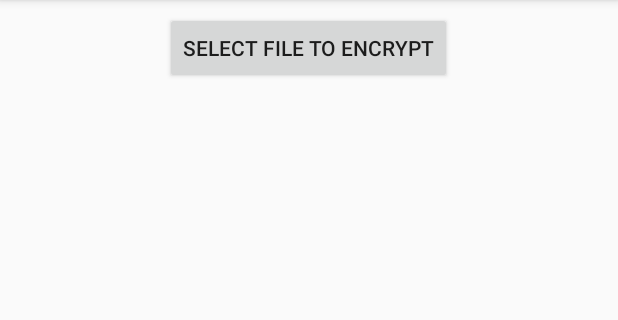
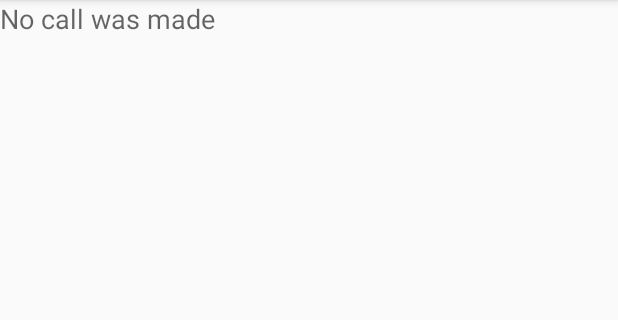
Before and after one commit to droidstealth/droid-stealth, an Android app: the screen it shows after launch (HomeActivity), with the options menu open, on a phone screen of 412 x 824 dp, the part 84-404 px from its top. Run offline under Robolectric (Android 15) with nearby library versions, the phone set to English and light mode, and no system bars; 2 statements that could not run were skipped.

Commit message:
Create StealthDialReceiver.java to receive phonecalls and intercept those starting with #555 Extend StealthDialerFragment.java to display the phone number if it gets created through this intent. Change HomeActivity.java to always open the stealth Dialer Fragment. Change manifest for right intents and receiver filters

```diff
--- a/AndroidStealth/src/main/java/com/stealth/android/HomeActivity.java
+++ b/AndroidStealth/src/main/java/com/stealth/android/HomeActivity.java
@@ -1,24 +1,23 @@
 package com.stealth.android;
 
 import android.app.Activity;
-import android.support.v7.app.ActionBarActivity;
-import android.support.v7.app.ActionBar;
+import android.content.Intent;
+import android.net.Uri;
+import android.os.Bundle;
 import android.support.v4.app.Fragment;
 import android.support.v4.app.FragmentManager;
-import android.content.Context;
-import android.os.Build;
-import android.os.Bundle;
-import android.view.Gravity;
+import android.support.v4.widget.DrawerLayout;
+import android.support.v7.app.ActionBar;
+import android.support.v7.app.ActionBarActivity;
+import android.util.Log;
 import android.view.LayoutInflater;
 import android.view.Menu;
 import android.view.MenuItem;
 import android.view.View;
 import android.view.ViewGroup;
-import android.support.v4.widget.DrawerLayout;
-import android.widget.ArrayAdapter;
 import android.widget.TextView;
 
-import spikes.filepicker.FilePickerFragment;
+import spikes.stealthdialer.StealthDialerFragment;
 
 public class HomeActivity extends ActionBarActivity
         implements NavigationDrawerFragment.NavigationDrawerCallbacks {
@@ -32,6 +31,7 @@ public class HomeActivity extends ActionBarActivity
      * Used to store the last screen title. For use in {@link #restoreActionBar()}.
      */
     private CharSequence mTitle;
+    private java.lang.String stealth_number;
 
     @Override
     protected void onCreate(Bundle savedInstanceState) {
@@ -46,6 +46,23 @@ public class HomeActivity extends ActionBarActivity
         mNavigationDrawerFragment.setUp(
                 R.id.navigation_drawer,
                 (DrawerLayout) findViewById(R.id.drawer_layout));
+
+        stealth_number = "";
+    }
+
+    @Override
+    protected void onStart() {
+        super.onStart();
+
+        // Get the intent that started this activity
+        Intent intent = getIntent();
+        Uri data = intent.getData();
+        Log.w("StealthHome", intent.toString());
+        Log.w("StealthHome", intent.getAction());
+
+        if (intent.getAction().equals("stealth.call") ) {
+            stealth_number = intent.getStringExtra(Intent.EXTRA_PHONE_NUMBER);
+        }
     }
 
     @Override
@@ -53,7 +70,7 @@ public class HomeActivity extends ActionBarActivity
         // update the main content by replacing fragments
         FragmentManager fragmentManager = getSupportFragmentManager();
         fragmentManager.beginTransaction()
-                .replace(R.id.container, new FilePickerFragment())
+                .replace(R.id.container, new StealthDialerFragment(stealth_number))
                 .commit();
     }
 
--- /dev/null
+++ b/AndroidStealth/src/main/java/spikes/stealthdialer/StealthDialerFragment.java
@@ -0,0 +1,43 @@
+package spikes.stealthdialer;
+
+import android.os.Bundle;
+import android.support.v4.app.Fragment;
+import android.util.Log;
+import android.view.LayoutInflater;
+import android.view.View;
+import android.view.ViewGroup;
+import android.widget.TextView;
+
+import com.stealth.android.R;
+
+/**
+ * Provides an example implementation of the intercepting calls and keeping the call history clean.
+ * Created by Zim on 2/26/14.
+ */
+public class StealthDialerFragment extends Fragment {
+    TextView callData;
+    String call;
+
+    public StealthDialerFragment(String number){
+        super();
+        call = number;
+    }
+
+    @Override
+    public View onCreateView(LayoutInflater inflater, ViewGroup container, Bundle savedInstanceState) {
+        View rootView = inflater.inflate(R.layout.call_display_layout, container, false);
+        callData = (TextView)rootView.findViewById(R.id.callData);
+        return rootView;
+    }
+
+    @Override
+    public void onStart() {
+        super.onStart();
+        Log.w("StealthFragment", "stealth on start is here.");
+        Log.w("StealthFragment", "Call is: " + call);
+        if(call == null || call.equals(""))
+            callData.setText("No call was made");
+        else
+            callData.setText(call + " was the call that sent you here.");
+    }
+}
--- /dev/null
+++ b/AndroidStealth/src/main/res/layout/call_display_layout.xml
@@ -0,0 +1,16 @@
+<?xml version="1.0" encoding="utf-8"?>
+
+<LinearLayout xmlns:android="http://schemas.android.com/apk/res/android"
+    android:orientation="vertical" android:layout_width="match_parent"
+    android:layout_height="match_parent"
+    android:weightSum="1">
+
+    <TextView
+        android:layout_width="match_parent"
+        android:layout_height="match_parent"
+        android:textAppearance="?android:attr/textAppearanceMedium"
+        android:text="Medium Text"
+        android:id="@+id/callData"
+        android:textIsSelectable="true"
+        android:inputType="none" />
+</LinearLayout>
```
Also changed, not shown: AndroidStealth/src/main/AndroidManifest.xml (+21 -4 lines), AndroidStealth/src/main/java/spikes/stealthdialer/StealthDialReceiver.java (added, +27 -0 lines).
